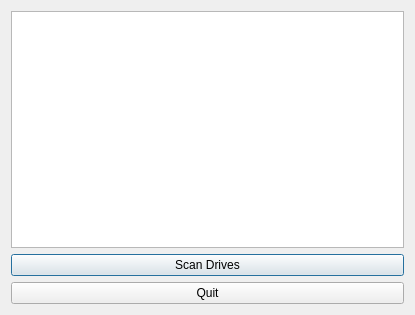
The window that RTDAQ_32bit.ui (edemonpore/RTDAQ-32bit) describes before a commit, drawn with Qt 5.
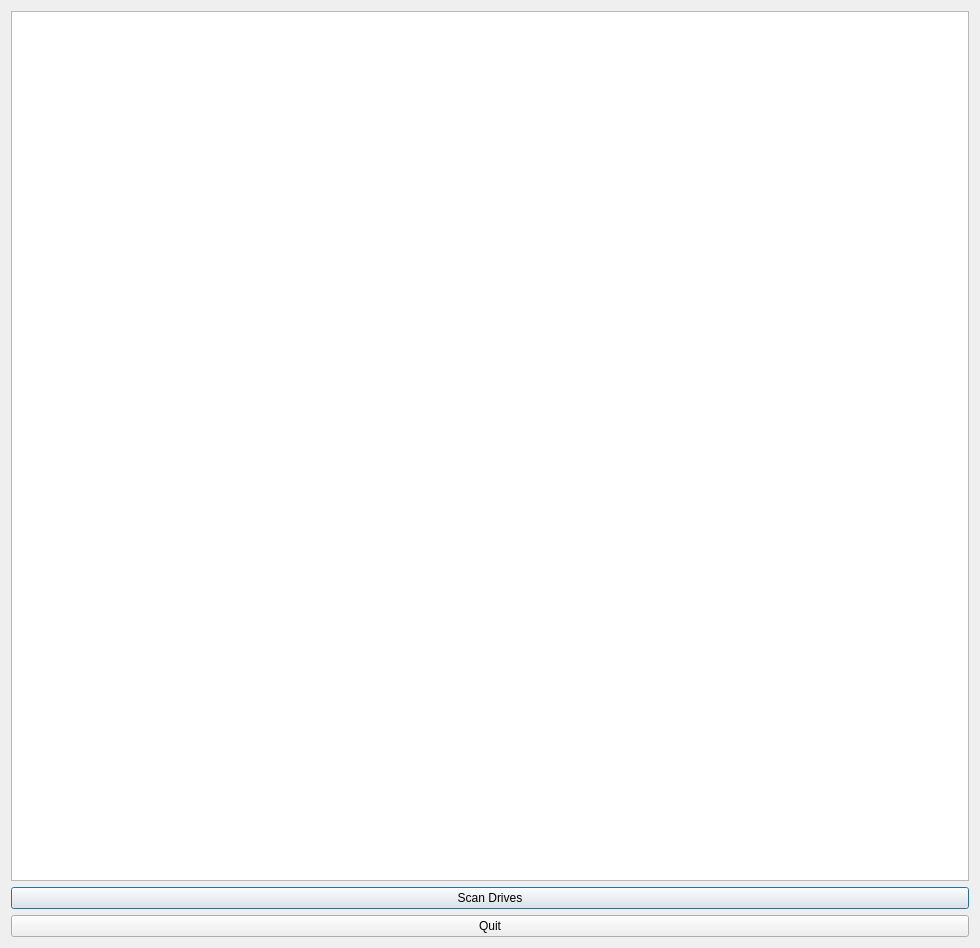
The same window after the commit.

Commit message: Talking to nano via DAQ

The edit to the form file:
```diff
--- a/RTDAQ_32bit.ui
+++ b/RTDAQ_32bit.ui
@@ -6,8 +6,8 @@
    <rect>
     <x>0</x>
     <y>0</y>
-    <width>415</width>
-    <height>315</height>
+    <width>980</width>
+    <height>948</height>
    </rect>
   </property>
   <property name="windowTitle">
```
The commit also changes 2 other files.
